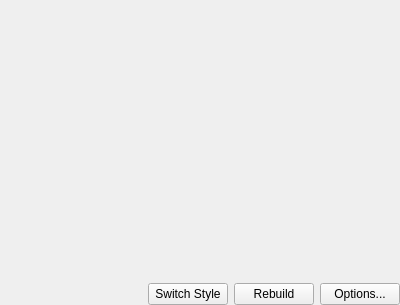
Qt form src/ATPlanner/forms/APlannerWidget.ui (AT-GROUP/AT-PLANNER) before a commit.
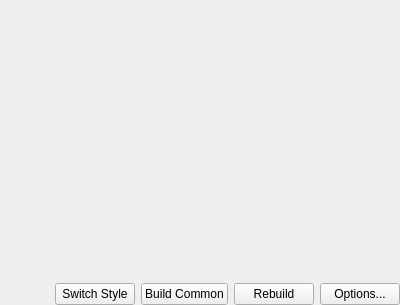
The same form after that commit.

```diff
--- a/src/ATPlanner/forms/APlannerWidget.ui
+++ b/src/ATPlanner/forms/APlannerWidget.ui
@@ -58,6 +58,13 @@
        </property>
       </widget>
      </item>
+     <item>
+      <widget class="QPushButton" name="bnBuildCommon">
+       <property name="text">
+        <string>Build Common</string>
+       </property>
+      </widget>
+     </item>
      <item>
       <widget class="QPushButton" name="bnRebuilt">
        <property name="text">
```
